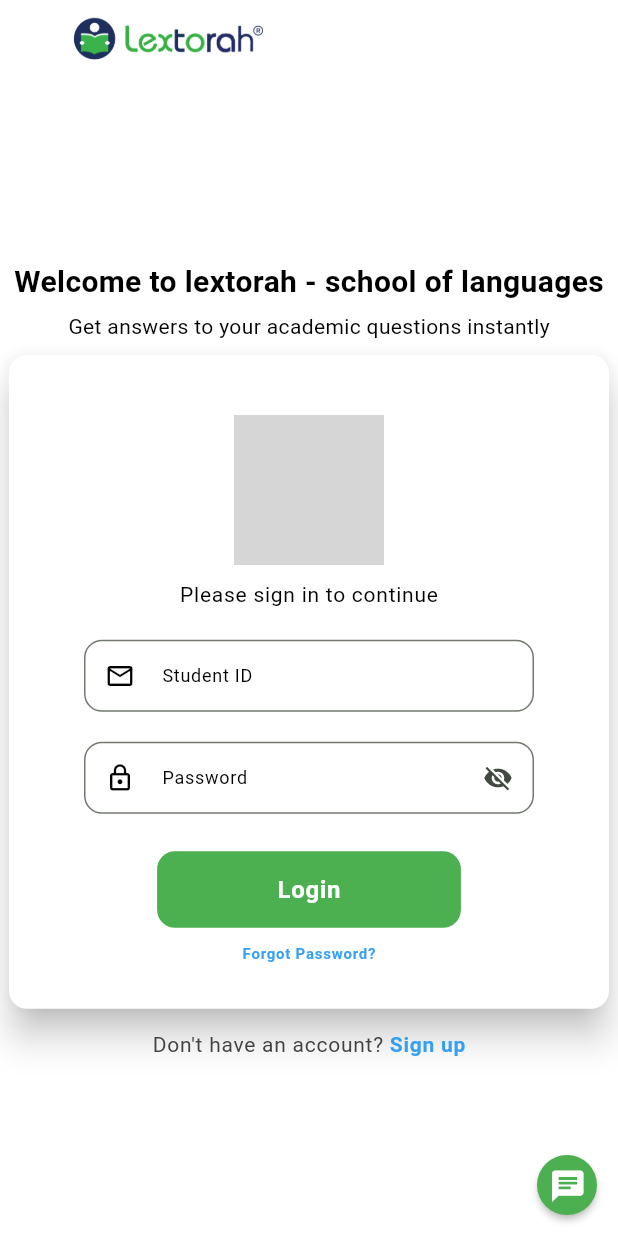
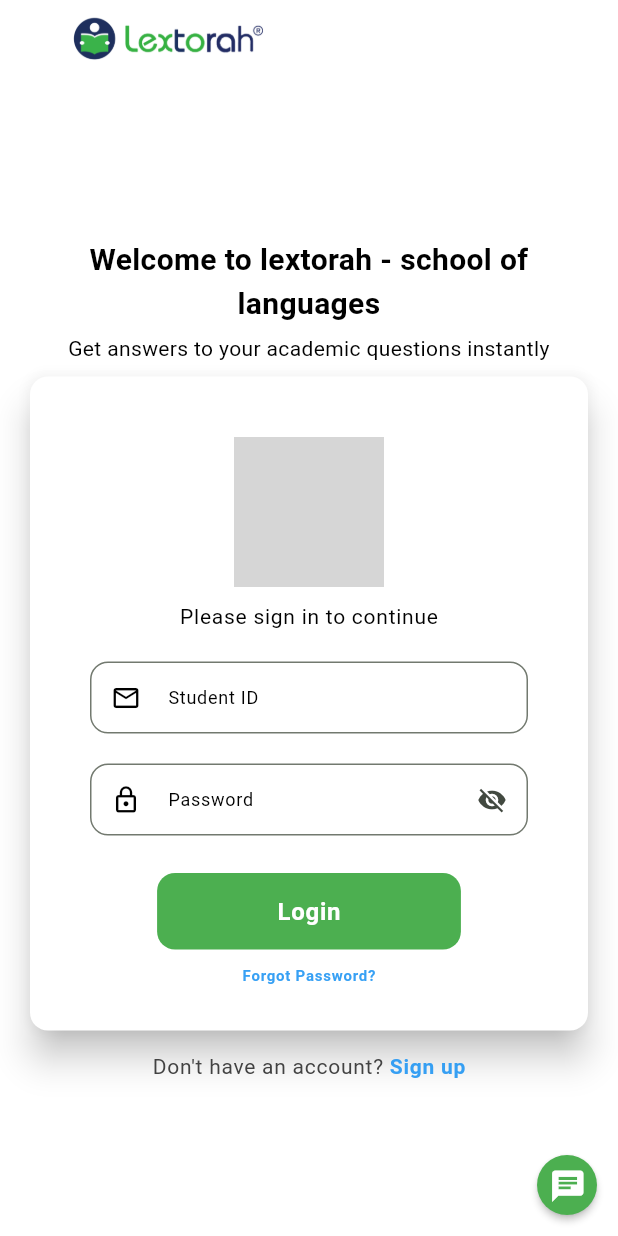
Before and after one commit to Dagi-Moses/lextorah, a Flutter app: the screen it shows after launch, on a phone screen of 412 x 824 dp. Run offline on Flutter 3.47's test engine with Material 3 defaults, Android fonts, the phone set to English and light mode, and no system bars; our stand-ins replace cloud_firestore, file_picker, firebase_auth, firebase_core, flutter_markdown, flutter_spinkit and 8 more; accounts and stored records are empty; generated files the repository leaves out were written again; network calls fail; grey boxes are pictures that could not be loaded.

Commit message:
Update changes before redeploying

```diff
--- a/lib/Home/screens/login.dart
+++ b/lib/Home/screens/login.dart
@@ -48,10 +48,12 @@ class _LoginScreenState extends State<LoginScreen> {
 
       body: Center(
         child: SingleChildScrollView(
+          padding: const EdgeInsets.all(16.0),
           child: Form(
             key: _formkey,
             child: Column(
               mainAxisAlignment: MainAxisAlignment.center,
+              crossAxisAlignment: CrossAxisAlignment.center,
               children: [
                 const Text(
                   "Welcome to lextorah - school of languages",
@@ -60,11 +62,13 @@ class _LoginScreenState extends State<LoginScreen> {
                     fontWeight: FontWeight.bold,
                     color: Colors.black,
                   ),
+                  textAlign: TextAlign.center, // Ensure the text is centered
                 ),
                 const SizedBox(height: 5),
                 const Text(
                   "Get answers to your academic questions instantly",
                   style: TextStyle(color: Colors.black),
+                  textAlign: TextAlign.center, // Ensure the text is centered
                 ),
                 const SizedBox(height: 5),
                 Card(
```
Also changed, not shown: lib/providers/register_provider.dart (+7 -69 lines), vercel.json (added), 1 other file.
